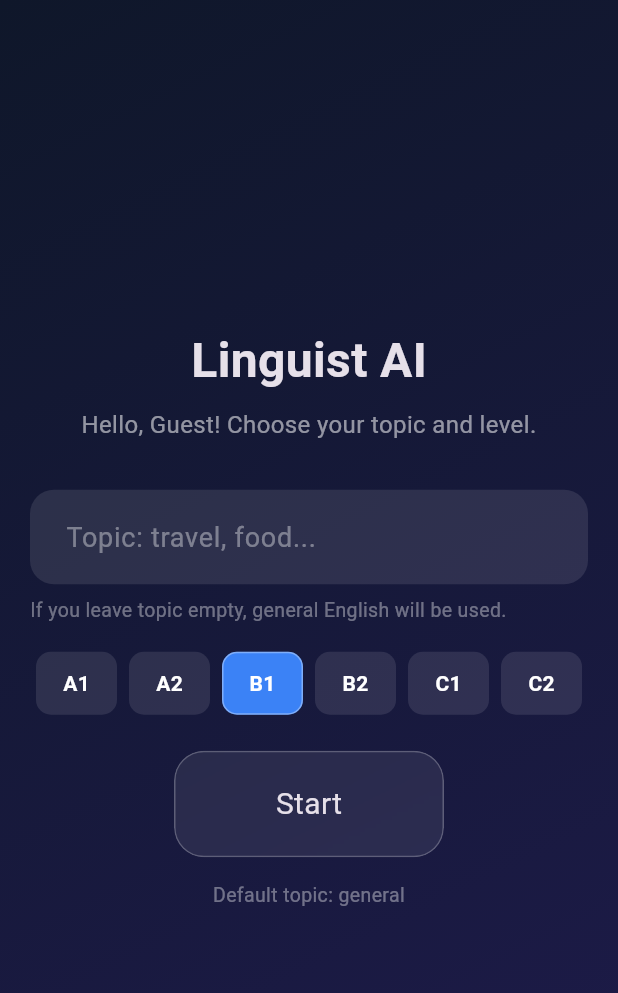
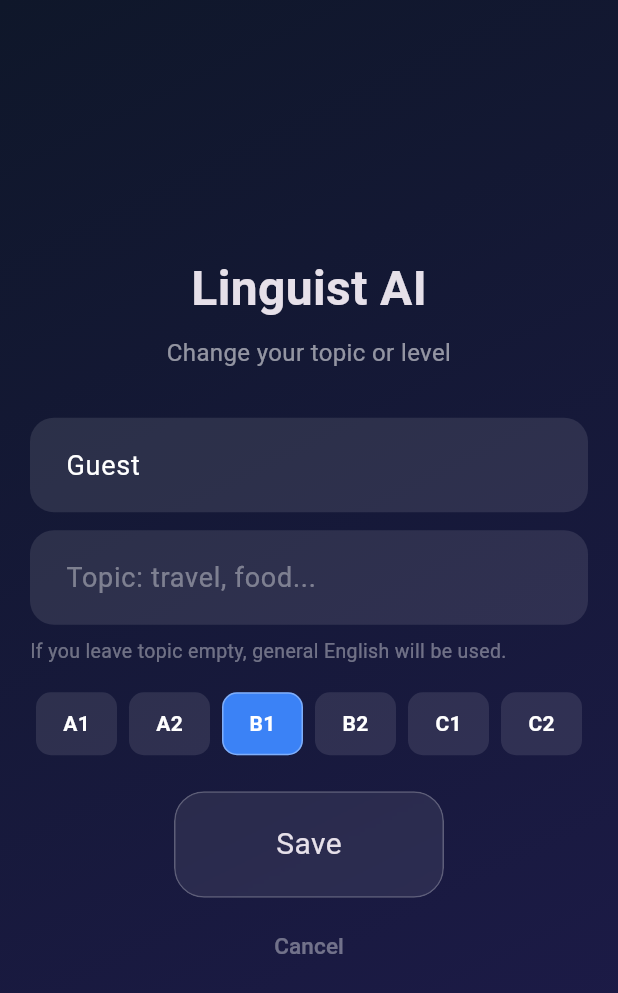
Before and after one commit to ohypka/linguist-ai, a Flutter app: the TopicScreen screen opened directly, on a phone screen of 412 x 824 dp. Shown: the top 993 px of the screen. Run offline on Flutter 3.47's test engine with Material 3 defaults, Android fonts, the light colour scheme and no system bars; our stand-ins replace shared_preferences, speech_to_text; accounts and stored records are empty; network calls fail.

Commit message:
add cancel and name change to topic/level screen

```diff
--- a/frontend/lib/screens/topic/topic_screen.dart
+++ b/frontend/lib/screens/topic/topic_screen.dart
@@ -12,11 +12,18 @@ class TopicScreen extends StatefulWidget {
 
 class _TopicScreenState extends State<TopicScreen> {
   final _topicController = TextEditingController();
+  late final TextEditingController _nameController;
 
   String _level = 'B1';
   bool _loading = false;
 
   static const _levels = ['A1', 'A2', 'B1', 'B2', 'C1', 'C2'];
+
+  @override
+  void initState() {
+    super.initState();
+    _nameController = TextEditingController(text: ApiService.playerName);
+  }
 
   Future<void> _proceed() async {
     if (_loading) return;
@@ -25,8 +32,18 @@ class _TopicScreenState extends State<TopicScreen> {
 
     final topic = _topicController.text.trim();
     final topicToUse = topic.isEmpty ? 'general' : topic;
+    final name = _nameController.text.trim();
 
-    Navigator.pushReplacement(
+    if (name.isNotEmpty && name != ApiService.playerName) {
+      setState(() => _loading = true);
+      try {
+        await ApiService.init(name);
+      } catch (_) {}
+      if (!mounted) return;
+      setState(() => _loading = false);
+    }
+
+    Navigator.pushAndRemoveUntil(
       context,
       MaterialPageRoute(
         builder: (_) => HomeScreen(
@@ -34,12 +51,14 @@ class _TopicScreenState extends State<TopicScreen> {
           level: _level,
         ),
       ),
+      (route) => false,
     );
   }
 
   @override
   void dispose() {
     _topicController.dispose();
+    _nameController.dispose();
     super.dispose();
   }
 
@@ -71,7 +90,9 @@ class _TopicScreenState extends State<TopicScreen> {
                   ),
                   const SizedBox(height: 8),
                   Text(
-                    "Hello, ${ApiService.playerName}! Choose your topic and level.",
+                    Navigator.canPop(context)
+                        ? "Change your topic or level"
+                        : "Hello, ${ApiService.playerName}! Choose your topic and level.",
                     style: const TextStyle(
                       fontSize: 16,
                       color: Colors.white54,
@@ -79,6 +100,16 @@ class _TopicScreenState extends State<TopicScreen> {
                     textAlign: TextAlign.center,
                   ),
                   const SizedBox(height: 32),
+
+                  if (Navigator.canPop(context)) ...[
+                    _buildTextField(
+                      controller: _nameController,
+                      hint: "Your name",
+                      textInputAction: TextInputAction.next,
+                      onSubmitted: (_) => FocusScope.of(context).nextFocus(),
+                    ),
+                    const SizedBox(height: 12),
+                  ],
 
                   _buildTextField(
                     controller: _topicController,
@@ -162,25 +193,26 @@ class _TopicScreenState extends State<TopicScreen> {
                               strokeWidth: 2,
                             ),
                           )
-                              : const Text(
-                            "Start",
-                            style: TextStyle(fontSize: 20),
+                              : Text(
+                            Navigator.canPop(context) ? "Save" : "Start",
+                            style: const TextStyle(fontSize: 20),
                           ),
                         ),
                       ),
                     ),
                   ),
 
-                  const SizedBox(height: 16),
 
-                  const Text(
-                    "Default topic: general",
-                    style: TextStyle(
-                      color: Colors.white38,
-                      fontSize: 13,
+                  if (Navigator.canPop(context)) ...[
+                    const SizedBox(height: 8),
+                    TextButton(
+                      onPressed: () => Navigator.pop(context),
+                      child: const Text(
+                        "Cancel",
+                        style: TextStyle(color: Colors.white38, fontSize: 15),
+                      ),
                     ),
-                    textAlign: TextAlign.center,
-                  ),
+                  ],
                 ],
               ),
             ),
```
Also changed, not shown: frontend/lib/screens/home/home_screen.dart (+12 -2 lines).
